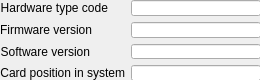
This is ui/EVR/evr_info.ui in epics-modules/mrfioc2 as Qt 5 draws it before an edit. The edited form follows.
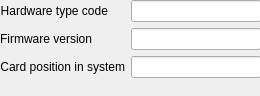
This is the edited form. Custom widgets are drawn as their Qt base class.

What changed in the file:
```diff
--- a/ui/EVR/evr_info.ui
+++ b/ui/EVR/evr_info.ui
@@ -6,7 +6,7 @@
     <x>0</x>
     <y>0</y>
     <width>260</width>
-    <height>80</height>
+    <height>96</height>
    </rect>
   </property>
   <property name="windowTitle">
@@ -18,10 +18,13 @@
      <x>0</x>
      <y>0</y>
      <width>261</width>
-     <height>81</height>
+     <height>88</height>
     </rect>
    </property>
    <layout class="QFormLayout" name="formLayout">
+    <property name="fieldGrowthPolicy">
+     <enum>QFormLayout::AllNonFixedFieldsGrow</enum>
+    </property>
     <item row="0" column="0">
      <widget class="QLabel" name="label_16">
       <property name="text">
@@ -63,26 +66,6 @@
      </widget>
     </item>
     <item row="2" column="0">
-     <widget class="QLabel" name="label_18">
-      <property name="text">
-       <string>Software version</string>
-      </property>
-      <property name="alignment">
-       <set>Qt::AlignRight|Qt::AlignTrailing|Qt::AlignVCenter</set>
-      </property>
-     </widget>
-    </item>
-    <item row="2" column="1">
-     <widget class="caLineEdit" name="calineedit_8">
-      <property name="channel" stdset="0">
-       <string notr="true">$(EVR):SwVer-I</string>
-      </property>
-      <property name="formatType">
-       <enum>caLineEdit::string</enum>
-      </property>
-     </widget>
-    </item>
-    <item row="3" column="0">
      <widget class="QLabel" name="label_19">
       <property name="text">
        <string>Card position in system</string>
@@ -92,7 +75,7 @@
       </property>
      </widget>
     </item>
-    <item row="3" column="1">
+    <item row="2" column="1">
      <widget class="caLineEdit" name="calineedit_9">
       <property name="channel" stdset="0">
        <string notr="true">$(EVR):Pos-I</string>
```
Left out of the diff: 1 changed line with no effect on the pictures.
